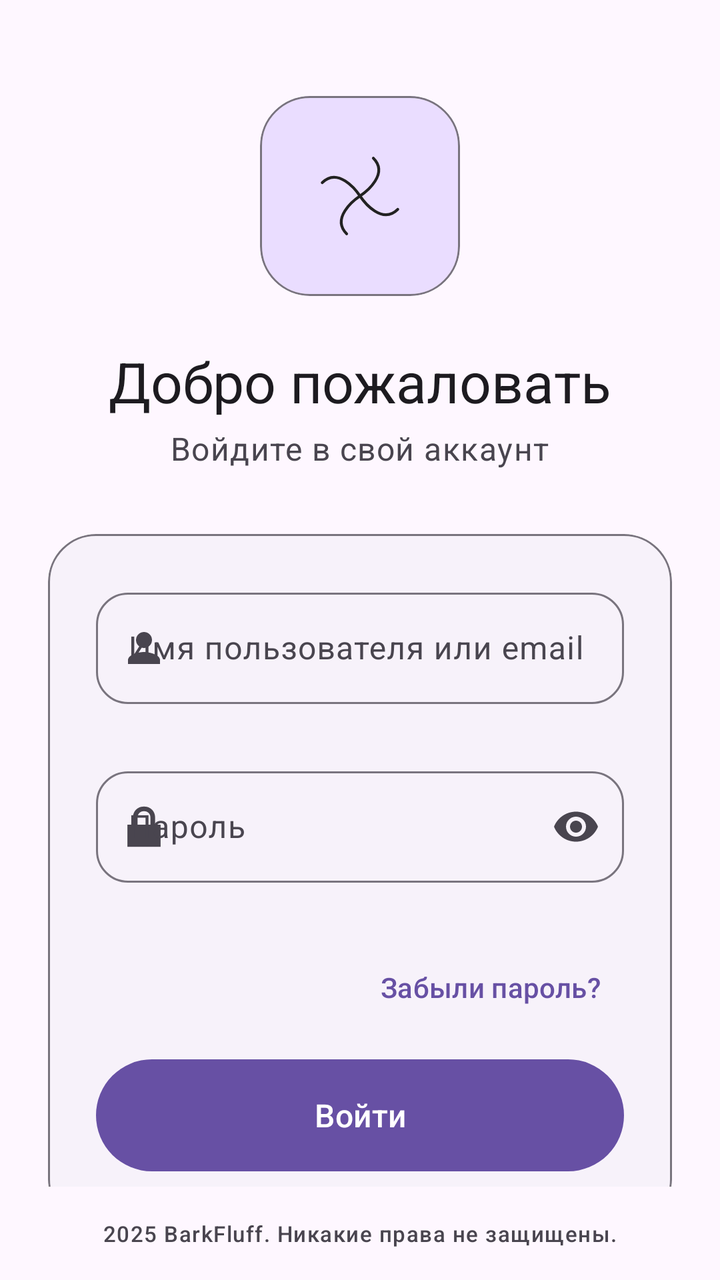
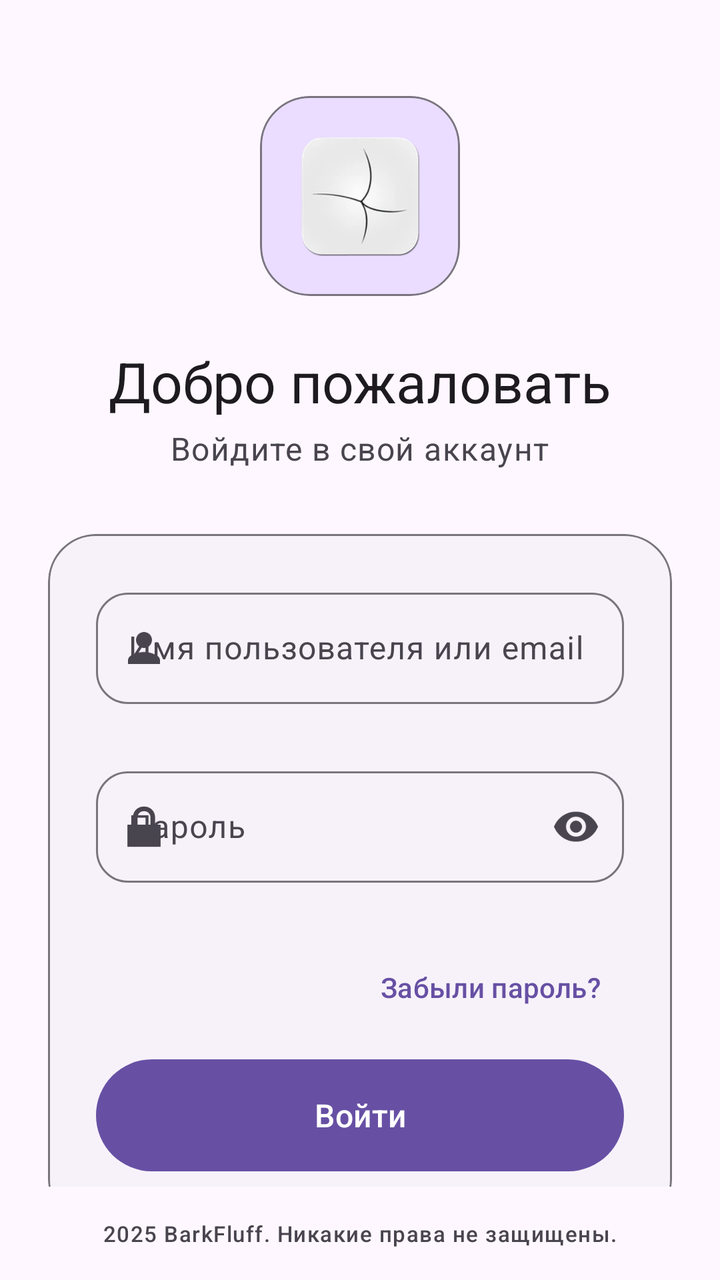

Before-and-after screenshots of an Android layout around one commit, followed by the original layout XML and the change that was made.
<!-- AndroidManifest.xml: activity theme Theme.BarkfluffClientAndroid -->
<!-- res/layout/activity_login.xml -->
<?xml version="1.0" encoding="utf-8"?>
<androidx.constraintlayout.widget.ConstraintLayout xmlns:android="http://schemas.android.com/apk/res/android"
    xmlns:app="http://schemas.android.com/apk/res-auto"
    android:layout_width="match_parent"
    android:layout_height="match_parent"
    android:background="?android:attr/colorBackground">

    <androidx.core.widget.NestedScrollView
        android:layout_width="0dp"
        android:layout_height="0dp"
        android:fillViewport="true"
        app:layout_constraintBottom_toTopOf="@id/footerText"
        app:layout_constraintEnd_toEndOf="parent"
        app:layout_constraintStart_toStartOf="parent"
        app:layout_constraintTop_toTopOf="parent">

        <LinearLayout
            android:layout_width="match_parent"
            android:layout_height="wrap_content"
            android:gravity="center_horizontal"
            android:orientation="vertical"
            android:padding="24dp">

            
            <com.google.android.material.card.MaterialCardView
                android:id="@+id/logoCard"
                android:layout_width="100dp"
                android:layout_height="100dp"
                android:layout_marginTop="24dp"
                android:layout_marginBottom="24dp"
                app:cardBackgroundColor="?attr/colorPrimaryContainer"
                app:cardCornerRadius="25dp"
                app:cardElevation="0dp"
                app:strokeColor="?attr/colorOutline"
                app:strokeWidth="1dp">

                <ImageView
                    android:id="@+id/logoImage"
                    android:layout_width="match_parent"
                    android:layout_height="match_parent"
                    android:contentDescription="@string/app_name"
                    android:padding="20dp"
                    android:src="@drawable/ic_launcher_foreground" />

            </com.google.android.material.card.MaterialCardView>

            
            <TextView
                android:id="@+id/titleText"
                android:layout_width="wrap_content"
                android:layout_height="wrap_content"
                android:layout_marginBottom="4dp"
                android:text="Добро пожаловать"
                android:textAppearance="?attr/textAppearanceHeadlineMedium"
                android:textColor="?attr/colorOnSurface" />

            
            <TextView
                android:id="@+id/subtitleText"
                android:layout_width="wrap_content"
                android:layout_height="wrap_content"
                android:layout_marginBottom="32dp"
                android:text="Войдите в свой аккаунт"
                android:textAppearance="?attr/textAppearanceBodyLarge"
                android:textColor="?attr/colorOnSurfaceVariant" />

            
            <com.google.android.material.card.MaterialCardView
                android:id="@+id/loginCard"
                android:layout_width="match_parent"
                android:layout_height="wrap_content"
                app:cardBackgroundColor="?attr/colorSurfaceContainerLow"
                app:cardCornerRadius="24dp"
                app:cardElevation="0dp"
                app:strokeColor="?attr/colorOutline"
                app:strokeWidth="1dp">

                <LinearLayout
                    android:layout_width="match_parent"
                    android:layout_height="wrap_content"
                    android:orientation="vertical"
                    android:padding="24dp">

                    
                    <LinearLayout
                        android:id="@+id/loginFieldsGroup"
                        android:layout_width="match_parent"
                        android:layout_height="wrap_content"
                        android:orientation="vertical">

                        
                        <com.google.android.material.textfield.TextInputLayout
                            android:id="@+id/usernameInputLayout"
                            style="@style/Widget.Material3.TextInputLayout.OutlinedBox"
                            android:layout_width="match_parent"
                            android:layout_height="wrap_content"
                            android:layout_marginBottom="8dp"
                            android:hint="Имя пользователя или email"
                            app:boxCornerRadiusBottomEnd="16dp"
                            app:boxCornerRadiusBottomStart="16dp"
                            app:boxCornerRadiusTopEnd="16dp"
                            app:boxCornerRadiusTopStart="16dp"
                            app:errorEnabled="true"
                            app:startIconDrawable="@drawable/ic_person">

                            <com.google.android.material.textfield.TextInputEditText
                                android:id="@+id/usernameEditText"
                                android:layout_width="match_parent"
                                android:layout_height="wrap_content"
                                android:inputType="textEmailAddress"
                                android:maxLength="50"
                                android:maxLines="1" />

                        </com.google.android.material.textfield.TextInputLayout>

                        
                        <com.google.android.material.textfield.TextInputLayout
                            android:id="@+id/passwordInputLayout"
                            style="@style/Widget.Material3.TextInputLayout.OutlinedBox"
                            android:layout_width="match_parent"
                            android:layout_height="wrap_content"
                            android:layout_marginBottom="8dp"
                            android:hint="Пароль"
                            app:boxCornerRadiusBottomEnd="16dp"
                            app:boxCornerRadiusBottomStart="16dp"
                            app:boxCornerRadiusTopEnd="16dp"
                            app:boxCornerRadiusTopStart="16dp"
                            app:endIconMode="password_toggle"
                            app:errorEnabled="true"
                            app:startIconDrawable="@android:drawable/ic_lock_lock">

                            <com.google.android.material.textfield.TextInputEditText
                                android:id="@+id/passwordEditText"
                                android:layout_width="match_parent"
                                android:layout_height="wrap_content"
                                android:inputType="textPassword"
                                android:maxLines="1" />

                        </com.google.android.material.textfield.TextInputLayout>

                        
                        <com.google.android.material.button.MaterialButton
                            android:id="@+id/forgotPasswordLink"
                            style="@style/Widget.Material3.Button.TextButton"
                            android:layout_width="wrap_content"
                            android:layout_height="wrap_content"
                            android:layout_gravity="end"
                            android:layout_marginBottom="8dp"
                            android:text="Забыли пароль?"
                            android:textAllCaps="false" />

                    </LinearLayout>

                    
                    <LinearLayout
                        android:id="@+id/otpGroup"
                        android:layout_width="match_parent"
                        android:layout_height="wrap_content"
                        android:orientation="vertical"
                        android:visibility="gone">

                        <TextView
                            android:layout_width="wrap_content"
                            android:layout_height="wrap_content"
                            android:layout_marginBottom="8dp"
                            android:text="Двухфакторная аутентификация"
                            android:textAppearance="?attr/textAppearanceTitleMedium"
                            android:textColor="?attr/colorOnSurface" />

                        <TextView
                            android:layout_width="wrap_content"
                            android:layout_height="wrap_content"
                            android:layout_marginBottom="24dp"
                            android:text="Введите код из приложения-аутентификатора"
                            android:textAppearance="?attr/textAppearanceBodyMedium"
                            android:textColor="?attr/colorOnSurfaceVariant" />

                        
                        <LinearLayout
                            android:id="@+id/otpBoxesLayout"
                            android:layout_width="match_parent"
                            android:layout_height="wrap_content"
                            android:layout_marginBottom="24dp"
                            android:gravity="center"
                            android:orientation="horizontal">

                            <com.google.android.material.textfield.TextInputLayout
                                android:id="@+id/otpBox1Layout"
                                style="@style/Widget.Material3.TextInputLayout.OutlinedBox"
                                android:layout_width="52dp"
                                android:layout_height="64dp"
                                android:layout_marginHorizontal="4dp">

                                <com.google.android.material.textfield.TextInputEditText
                                    android:id="@+id/otpBox1"
                                    android:layout_width="match_parent"
                                    android:layout_height="match_parent"
                                    android:gravity="center"
                                    android:inputType="number"
                                    android:maxLength="1"
                                    android:textAppearance="?attr/textAppearanceHeadlineMedium" />

                            </com.google.android.material.textfield.TextInputLayout>

                            <com.google.android.material.textfield.TextInputLayout
                                android:id="@+id/otpBox2Layout"
                                style="@style/Widget.Material3.TextInputLayout.OutlinedBox"
                                android:layout_width="52dp"
                                android:layout_height="64dp"
                                android:layout_marginHorizontal="4dp">

                                <com.google.android.material.textfield.TextInputEditText
                                    android:id="@+id/otpBox2"
                                    android:layout_width="match_parent"
                                    android:layout_height="match_parent"
                                    android:gravity="center"
                                    android:inputType="number"
                                    android:maxLength="1"
                                    android:textAppearance="?attr/textAppearanceHeadlineMedium" />

                            </com.google.android.material.textfield.TextInputLayout>

                            <com.google.android.material.textfield.TextInputLayout
                                android:id="@+id/otpBox3Layout"
                                style="@style/Widget.Material3.TextInputLayout.OutlinedBox"
                                android:layout_width="52dp"
                                android:layout_height="64dp"
                                android:layout_marginHorizontal="4dp">

                                <com.google.android.material.textfield.TextInputEditText
                                    android:id="@+id/otpBox3"
                                    android:layout_width="match_parent"
                                    android:layout_height="match_parent"
                                    android:gravity="center"
                                    android:inputType="number"
                                    android:maxLength="1"
                                    android:textAppearance="?attr/textAppearanceHeadlineMedium" />

                            </com.google.android.material.textfield.TextInputLayout>

                            <com.google.android.material.textfield.TextInputLayout
                                android:id="@+id/otpBox4Layout"
                                style="@style/Widget.Material3.TextInputLayout.OutlinedBox"
                                android:layout_width="52dp"
                                android:layout_height="64dp"
                                android:layout_marginHorizontal="4dp">

                                <com.google.android.material.textfield.TextInputEditText
                                    android:id="@+id/otpBox4"
                                    android:layout_width="match_parent"
                                    android:layout_height="match_parent"
                                    android:gravity="center"
                                    android:inputType="number"
                                    android:maxLength="1"
                                    android:textAppearance="?attr/textAppearanceHeadlineMedium" />

                            </com.google.android.material.textfield.TextInputLayout>

                            <com.google.android.material.textfield.TextInputLayout
                                android:id="@+id/otpBox5Layout"
                                style="@style/Widget.Material3.TextInputLayout.OutlinedBox"
                                android:layout_width="52dp"
                                android:layout_height="64dp"
                                android:layout_marginHorizontal="4dp">

                                <com.google.android.material.textfield.TextInputEditText
                                    android:id="@+id/otpBox5"
                                    android:layout_width="match_parent"
                                    android:layout_height="match_parent"
                                    android:gravity="center"
                                    android:inputType="number"
                                    android:maxLength="1"
                                    android:textAppearance="?attr/textAppearanceHeadlineMedium" />

                            </com.google.android.material.textfield.TextInputLayout>

                            <com.google.android.material.textfield.TextInputLayout
                                android:id="@+id/otpBox6Layout"
                                style="@style/Widget.Material3.TextInputLayout.OutlinedBox"
                                android:layout_width="52dp"
                                android:layout_height="64dp"
                                android:layout_marginHorizontal="4dp">

                                <com.google.android.material.textfield.TextInputEditText
                                    android:id="@+id/otpBox6"
                                    android:layout_width="match_parent"
                                    android:layout_height="match_parent"
                                    android:gravity="center"
                                    android:inputType="number"
                                    android:maxLength="1"
                                    android:textAppearance="?attr/textAppearanceHeadlineMedium" />

                            </com.google.android.material.textfield.TextInputLayout>

                        </LinearLayout>

                    </LinearLayout>

                    
                    <com.google.android.material.card.MaterialCardView
                        android:id="@+id/errorCard"
                        android:layout_width="match_parent"
                        android:layout_height="wrap_content"
                        android:layout_marginBottom="16dp"
                        android:visibility="gone"
                        app:cardBackgroundColor="?attr/colorErrorContainer"
                        app:cardCornerRadius="16dp"
                        app:cardElevation="0dp">

                        <TextView
                            android:id="@+id/errorText"
                            android:layout_width="match_parent"
                            android:layout_height="wrap_content"
                            android:padding="12dp"
                            android:textColor="?attr/colorOnErrorContainer"
                            android:textSize="14sp" />

                    </com.google.android.material.card.MaterialCardView>

                    
                    <FrameLayout
                        android:layout_width="match_parent"
                        android:layout_height="wrap_content">

                        <com.google.android.material.button.MaterialButton
                            android:id="@+id/loginButton"
                            android:layout_width="match_parent"
                            android:layout_height="64dp"
                            android:text="Войти"
                            android:textAllCaps="false"
                            android:textAppearance="?attr/textAppearanceTitleMedium"
                            app:cornerRadius="32dp" />

                        <ProgressBar
                            android:id="@+id/loginProgressBar"
                            android:layout_width="28dp"
                            android:layout_height="28dp"
                            android:layout_gravity="center"
                            android:indeterminateTint="?attr/colorOnPrimary"
                            android:visibility="gone" />

                    </FrameLayout>

                </LinearLayout>

            </com.google.android.material.card.MaterialCardView>

            
            <com.google.android.material.button.MaterialButton
                android:id="@+id/changeServerLink"
                style="@style/Widget.Material3.Button.TextButton"
                android:layout_width="wrap_content"
                android:layout_height="wrap_content"
                android:layout_marginTop="16dp"
                android:text="Изменить подключение к серверу"
                android:textAllCaps="false" />

            
            <com.google.android.material.divider.MaterialDivider
                android:layout_width="match_parent"
                android:layout_height="wrap_content"
                android:layout_marginVertical="24dp" />

            
            <com.google.android.material.button.MaterialButton
                android:id="@+id/registerButton"
                style="@style/Widget.Material3.Button.TonalButton"
                android:layout_width="match_parent"
                android:layout_height="64dp"
                android:text="Создать новый аккаунт"
                android:textAllCaps="false"
                android:textAppearance="?attr/textAppearanceTitleMedium"
                app:cornerRadius="32dp"
                app:icon="@drawable/ic_grid"
                app:iconGravity="textStart" />

        </LinearLayout>

    </androidx.core.widget.NestedScrollView>

    
    <TextView
        android:id="@+id/footerText"
        android:layout_width="match_parent"
        android:layout_height="wrap_content"
        android:gravity="center"
        android:padding="16dp"
        android:text="2025 BarkFluff. Никакие права не защищены."
        android:textAppearance="?attr/textAppearanceLabelSmall"
        android:textColor="?attr/colorOnSurfaceVariant"
        app:layout_constraintBottom_toBottomOf="parent"
        app:layout_constraintEnd_toEndOf="parent"
        app:layout_constraintStart_toStartOf="parent" />

</androidx.constraintlayout.widget.ConstraintLayout>
<!-- resources referenced by this layout -->
<resources>
  <!-- drawable ic_grid (drawable) -->
  <?xml version="1.0" encoding="utf-8"?>
  <vector xmlns:android="http://schemas.android.com/apk/res/android"
      android:width="24dp"
      android:height="24dp"
      android:viewportWidth="24"
      android:viewportHeight="24">
      <path
          android:fillColor="?attr/colorOnSurface"
          android:pathData="M12,7V3H2v18h20V7H12zM6,19H4v-2h2V19zM6,15H4v-2h2V15zM6,11H4V9h2V11zM6,7H4V5h2V7zM10,19H8v-2h2V19zM10,15H8v-2h2V15zM10,11H8V9h2V11zM10,7H8V5h2V7zM20,19h-8v-2h2v-2h-2v-2h2V11h-2V9h8V19z"/>
  </vector>
  <!-- drawable ic_launcher_foreground (drawable) -->
  <?xml version="1.0" encoding="utf-8"?>
  <vector xmlns:android="http://schemas.android.com/apk/res/android"
      android:width="108dp"
      android:height="108dp"
      android:viewportWidth="108"
      android:viewportHeight="108">
  
      
  
      
      <path
          android:pathData="M66,20 C80,34 60,50 54,54"
          android:strokeColor="#222222"
          android:strokeWidth="2.5"
          android:strokeLineCap="round"
          android:fillColor="#00000000" />
  
      
      <path
          android:pathData="M88,66 C74,80 58,60 54,54"
          android:strokeColor="#222222"
          android:strokeWidth="2.5"
          android:strokeLineCap="round"
          android:fillColor="#00000000" />
  
      
      <path
          android:pathData="M42,88 C28,74 48,58 54,54"
          android:strokeColor="#222222"
          android:strokeWidth="2.5"
          android:strokeLineCap="round"
          android:fillColor="#00000000" />
  
      
      <path
          android:pathData="M20,42 C34,28 50,48 54,54"
          android:strokeColor="#222222"
          android:strokeWidth="2.5"
          android:strokeLineCap="round"
          android:fillColor="#00000000" />
  
  </vector>
  <!-- drawable ic_person (drawable) -->
  <?xml version="1.0" encoding="utf-8"?>
  <vector xmlns:android="http://schemas.android.com/apk/res/android"
      android:width="24dp"
      android:height="24dp"
      android:viewportWidth="24"
      android:viewportHeight="24">
      <path
          android:fillColor="?attr/colorOnSurface"
          android:pathData="M12,12c2.21,0 4,-1.79 4,-4s-1.79,-4 -4,-4 -4,1.79 -4,4 1.79,4 4,4zM12,14c-2.67,0 -8,1.34 -8,4v2h16v-2c0,-2.66 -5.33,-4 -8,-4z"/>
  </vector>
  <string name="app_name">Barkfluff</string>
  <style name="Theme.BarkfluffClientAndroid" parent="Base.Theme.BarkfluffClientAndroid" />
  <style name="Base.Theme.BarkfluffClientAndroid" parent="Theme.Material3.DayNight.NoActionBar">
          
          <item name="android:windowLayoutInDisplayCutoutMode" tools:targetApi="p">shortEdges</item>
          <item name="android:statusBarColor">@android:color/transparent</item>
          <item name="android:navigationBarColor">@android:color/transparent</item>
          <item name="android:windowBackground">?android:attr/colorBackground</item>
  
          
          <item name="shapeAppearanceSmallComponent">@style/ShapeAppearance.Material3.SmallComponent</item>
          <item name="shapeAppearanceMediumComponent">@style/ShapeAppearance.Material3.MediumComponent</item>
          <item name="shapeAppearanceLargeComponent">@style/ShapeAppearance.Material3.LargeComponent</item>
  
          
          <item name="textAppearanceDisplayLarge">@style/TextAppearance.Material3.DisplayLarge</item>
          <item name="textAppearanceHeadlineLarge">@style/TextAppearance.Material3.HeadlineLarge</item>
          <item name="textAppearanceTitleLarge">@style/TextAppearance.Material3.TitleLarge</item>
      </style>
</resources>

<!-- the commit's change to res/layout/activity_login.xml (unified diff, before → after) -->
@@ -40,7 +40,7 @@
                     android:layout_height="match_parent"
                     android:contentDescription="@string/app_name"
                     android:padding="20dp"
-                    android:src="@drawable/ic_launcher_foreground" />
+                    android:src="@mipmap/ic_launcher" />
 
             </com.google.android.material.card.MaterialCardView>
 
<!-- resource entries referenced after the edit -->
@@ -11,49 +11,6 @@
           android:fillColor="?attr/colorOnSurface"
           android:pathData="M12,7V3H2v18h20V7H12zM6,19H4v-2h2V19zM6,15H4v-2h2V15zM6,11H4V9h2V11zM6,7H4V5h2V7zM10,19H8v-2h2V19zM10,15H8v-2h2V15zM10,11H8V9h2V11zM10,7H8V5h2V7zM20,19h-8v-2h2v-2h-2v-2h2V11h-2V9h8V19z"/>
   </vector>
-  <!-- drawable ic_launcher_foreground (drawable) -->
-  <?xml version="1.0" encoding="utf-8"?>
-  <vector xmlns:android="http://schemas.android.com/apk/res/android"
-      android:width="108dp"
-      android:height="108dp"
-      android:viewportWidth="108"
-      android:viewportHeight="108">
-  
-      
-  
-      
-      <path
-          android:pathData="M66,20 C80,34 60,50 54,54"
-          android:strokeColor="#222222"
-          android:strokeWidth="2.5"
-          android:strokeLineCap="round"
-          android:fillColor="#00000000" />
-  
-      
-      <path
-          android:pathData="M88,66 C74,80 58,60 54,54"
-          android:strokeColor="#222222"
-          android:strokeWidth="2.5"
-          android:strokeLineCap="round"
-          android:fillColor="#00000000" />
-  
-      
-      <path
-          android:pathData="M42,88 C28,74 48,58 54,54"
-          android:strokeColor="#222222"
-          android:strokeWidth="2.5"
-          android:strokeLineCap="round"
-          android:fillColor="#00000000" />
-  
-      
-      <path
-          android:pathData="M20,42 C34,28 50,48 54,54"
-          android:strokeColor="#222222"
-          android:strokeWidth="2.5"
-          android:strokeLineCap="round"
-          android:fillColor="#00000000" />
-  
-  </vector>
   <!-- drawable ic_person (drawable) -->
   <?xml version="1.0" encoding="utf-8"?>
   <vector xmlns:android="http://schemas.android.com/apk/res/android"
@@ -65,6 +22,7 @@
           android:fillColor="?attr/colorOnSurface"
           android:pathData="M12,12c2.21,0 4,-1.79 4,-4s-1.79,-4 -4,-4 -4,1.79 -4,4 1.79,4 4,4zM12,14c-2.67,0 -8,1.34 -8,4v2h16v-2c0,-2.66 -5.33,-4 -8,-4z"/>
   </vector>
+  <!-- mipmap ic_launcher: webp bitmap (mipmap-hdpi, 1276 bytes) -->
   <string name="app_name">Barkfluff</string>
   <style name="Theme.BarkfluffClientAndroid" parent="Base.Theme.BarkfluffClientAndroid" />
   <style name="Base.Theme.BarkfluffClientAndroid" parent="Theme.Material3.DayNight.NoActionBar">
